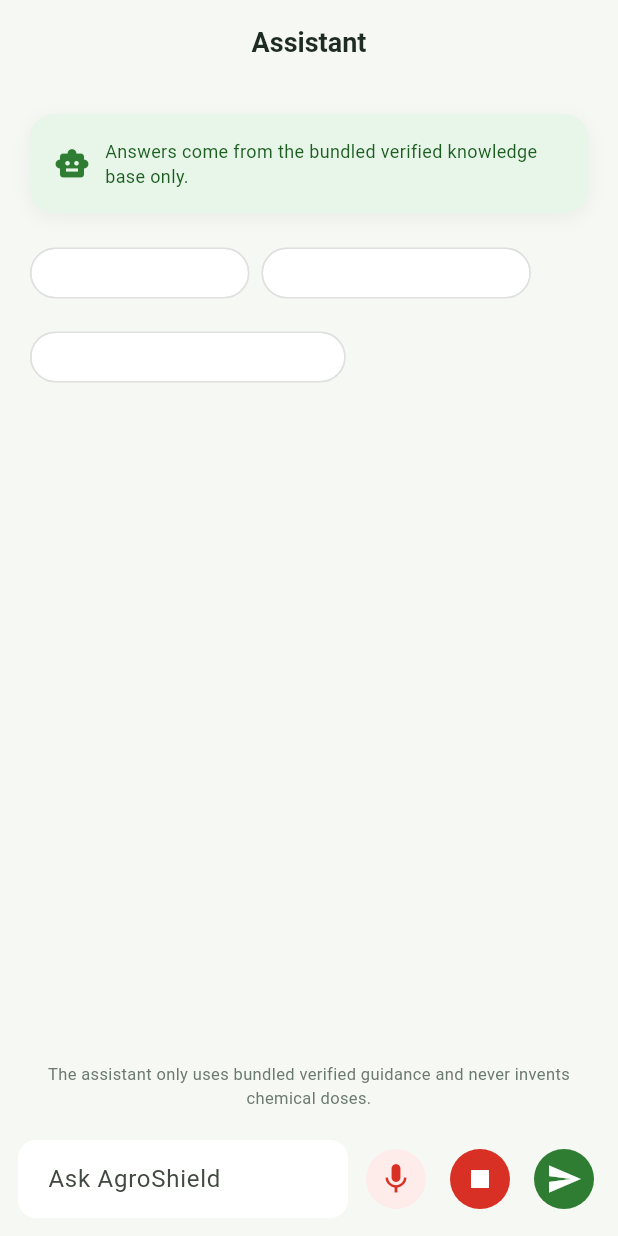
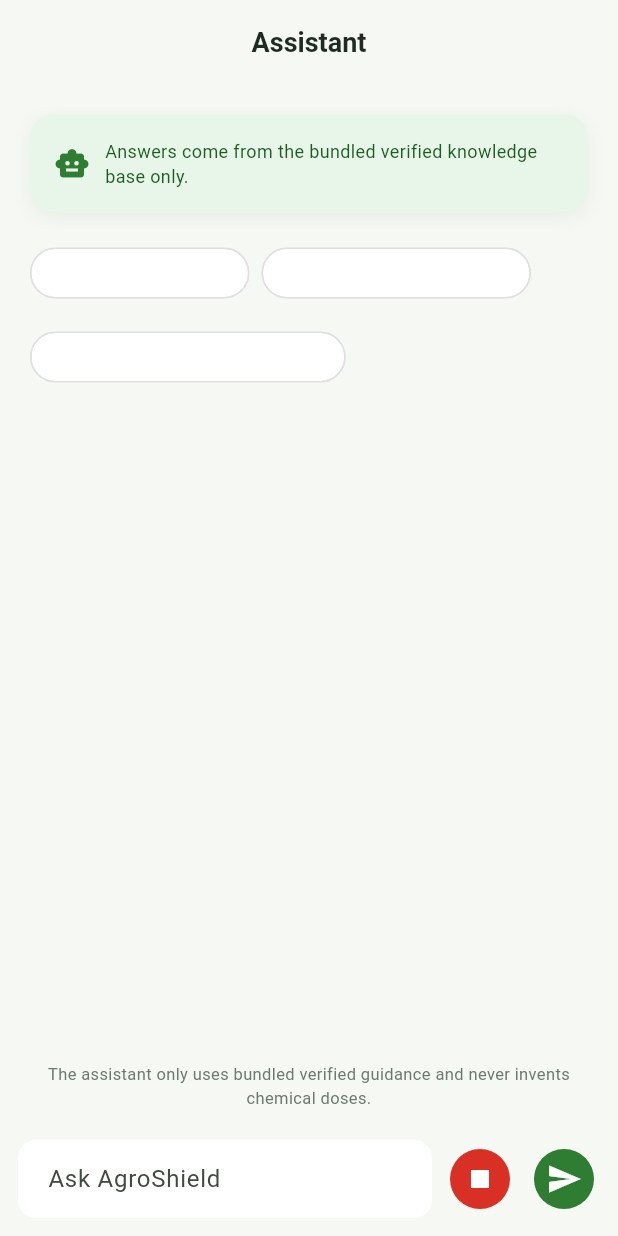
Before and after one commit to MisbahZehra/AgroShield-AI, a Flutter app: the AssistantScreen screen opened by its route, after a tap on the "mic" icon, on a phone screen of 412 x 824 dp. Run offline on Flutter 3.47's test engine with Material 3 defaults, Android fonts, the phone set to English and light mode, and no system bars; our stand-ins replace camera, connectivity_plus, flutter_riverpod, flutter_tts, geolocator, go_router and 4 more; missing offline and left inert: tflite_flutter; accounts and stored records are empty.

Commit message:
Manual toggle mic: continuous listening with auto-restart, single button

```diff
--- a/agroshield_app/lib/core/services/stt_service.dart
+++ b/agroshield_app/lib/core/services/stt_service.dart
@@ -2,27 +2,34 @@
 import 'package:speech_to_text/speech_recognition_result.dart';
 import 'package:speech_to_text/speech_to_text.dart';
 
-/// Speech-to-text service wrapping the device's native STT engine.
-/// Used by the assistant screen's microphone button.
+/// Speech-to-text service with manual-toggle continuous listening.
+///
+/// The mic stays active indefinitely, auto-restarting the underlying
+/// STT engine each time it pauses, until [stopListening] is called.
 class SttService {
   final SpeechToText _stt = SpeechToText();
   bool _initialized = false;
   bool _available = false;
   String _localeId = 'en_US';
-  void Function()? _onDone;
+
+  /// True while the user wants the mic to keep listening.
+  bool _shouldListen = false;
+
+  /// Accumulates recognised words across auto-restart cycles.
+  final StringBuffer _buffer = StringBuffer();
+
+  /// Called with the final accumulated text when listening stops.
+  void Function(String text)? _onFinished;
 
   bool get isAvailable => _available;
+  bool get isListening => _shouldListen;
 
   /// Initialize the STT engine. Call once at app startup.
   Future<void> init() async {
     if (_initialized) return;
     try {
       _available = await _stt.initialize(
-        onStatus: (status) {
-          if (status == 'notListening') {
-            _onDone?.call();
-          }
-        },
+        onStatus: _onStatusChange,
         onError: (error) => debugPrint('STT error: $error'),
       );
       _initialized = true;
@@ -32,35 +39,69 @@
     }
   }
 
-  /// Start listening. [onResult] is called with final recognized text.
-  /// [onDone] is called when the STT engine stops listening.
-  Future<void> startListening({
-    required void Function(String text) onResult,
-    void Function()? onDone,
-  }) async {
-    if (!_available) return;
-    _onDone = onDone;
+  /// Called on every STT status change.
+  void _onStatusChange(String status) {
+    if (status == 'notListening' && _shouldListen) {
+      // The engine paused — auto-restart to keep listening.
+      _startSession();
+    }
+  }
+
+  /// Internal: start a single STT listen session.
+  Future<void> _startSession() async {
+    if (!_shouldListen || !_available) return;
+    try {
       await _stt.listen(
         onResult: (SpeechRecognitionResult result) {
-        if (result.finalResult) {
-          onResult(result.recognizedWords);
+          if (result.finalResult && result.recognizedWords.isNotEmpty) {
+            if (_buffer.isNotEmpty) _buffer.write(' ');
+            _buffer.write(result.recognizedWords);
           }
         },
         listenOptions: SpeechListenOptions(
           partialResults: false,
           cancelOnError: false,
           listenFor: const Duration(seconds: 60),
-        pauseFor: const Duration(seconds: 4),
+          pauseFor: const Duration(seconds: 3),
           localeId: _localeId,
         ),
       );
+    } catch (e) {
+      debugPrint('STT listen session error: $e');
+      // If a session fails while we should still be listening, retry once
+      // after a short delay.
+      if (_shouldListen) {
+        Future.delayed(const Duration(milliseconds: 500), () {
+          if (_shouldListen) _startSession();
+        });
+      }
+    }
   }
 
-  /// Stop listening immediately.
+  /// Start continuous listening. The mic stays active until [stopListening].
+  /// [onFinished] is called with the accumulated recognised text when
+  /// the user taps stop.
+  Future<void> startListening({
+    required void Function(String text) onFinished,
+  }) async {
+    if (!_available) return;
+    _onFinished = onFinished;
+    _buffer.clear();
+    _shouldListen = true;
+    await _startSession();
+  }
+
+  /// Stop listening and deliver accumulated text.
   Future<void> stopListening() async {
+    _shouldListen = false;
     try {
       await _stt.stop();
     } catch (_) {}
+    final text = _buffer.toString().trim();
+    _buffer.clear();
+    if (text.isNotEmpty) {
+      _onFinished?.call(text);
+    }
   }
 
   /// Set the recognition language for future listen sessions.
--- a/agroshield_app/lib/features/assistant/assistant_screen.dart
+++ b/agroshield_app/lib/features/assistant/assistant_screen.dart
@@ -74,12 +74,16 @@
   }
 
   Future<void> _toggleMic() async {
+    final stt = ref.read(sttServiceProvider);
+
+    // Already listening → stop and send accumulated text
     if (_listening) {
-      await ref.read(sttServiceProvider).stopListening();
+      await stt.stopListening();
       if (mounted) setState(() => _listening = false);
       return;
     }
-    final stt = ref.read(sttServiceProvider);
+
+    // Start continuous listening
     if (!stt.isAvailable) {
       if (mounted) {
         ScaffoldMessenger.of(context).showSnackBar(
@@ -92,14 +96,11 @@
     }
     setState(() => _listening = true);
     await stt.startListening(
-      onResult: (text) {
+      onFinished: (text) {
         if (text.trim().isNotEmpty) {
           _controller.text = text;
           _send(text);
         }
-        if (mounted) setState(() => _listening = false);
-      },
-      onDone: () {
         if (mounted) setState(() => _listening = false);
       },
     );
@@ -205,19 +206,6 @@
                   const SizedBox(width: 8),
                   IconButton(
                     onPressed: _toggleMic,
-                    icon: Icon(
-                      _listening ? Icons.mic : Icons.mic_none,
-                      color: _listening ? AppColors.danger : AppColors.primary,
-                    ),
-                    style: IconButton.styleFrom(
-                      backgroundColor: _listening
-                          ? AppColors.dangerLight
-                          : AppColors.primaryLight,
-                    ),
-                  ),
-                  const SizedBox(width: 8),
-                  IconButton(
-                    onPressed: _toggleMic,
                     tooltip: 'Voice input',
                     icon: Icon(
                       _listening ? Icons.stop : Icons.mic,
```
Lines whose indentation alone changed are shown as unchanged.
